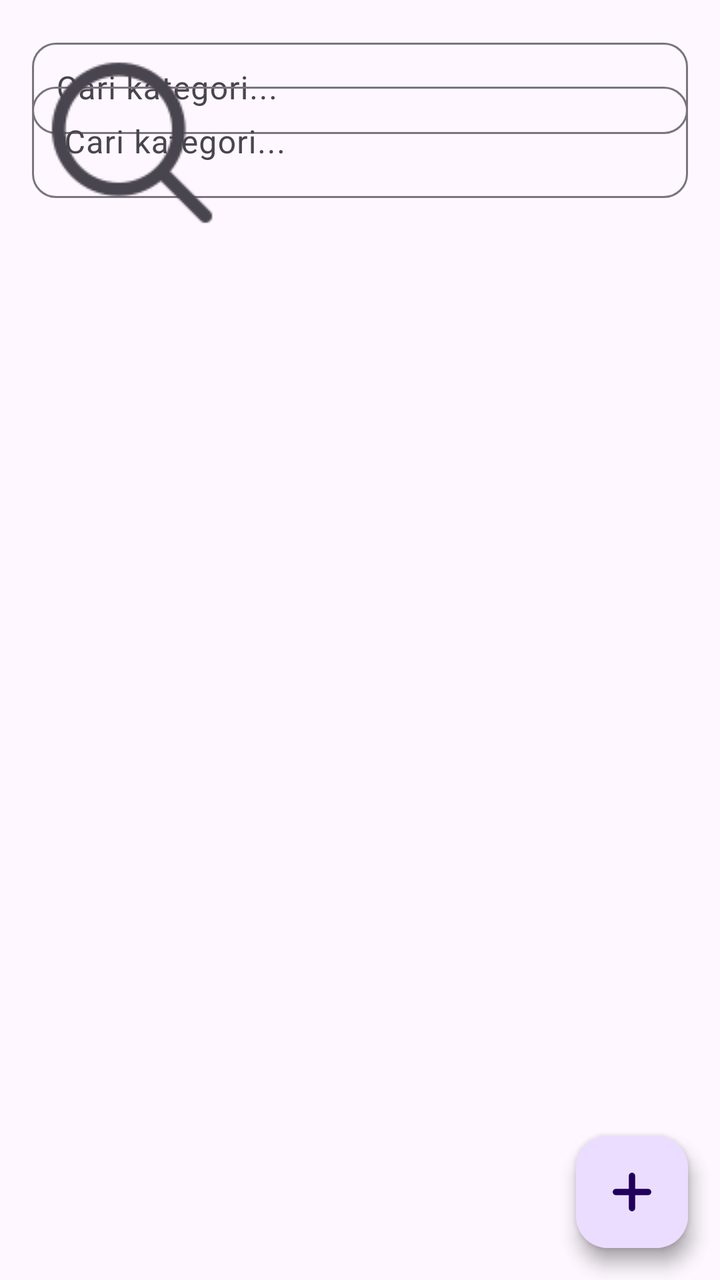
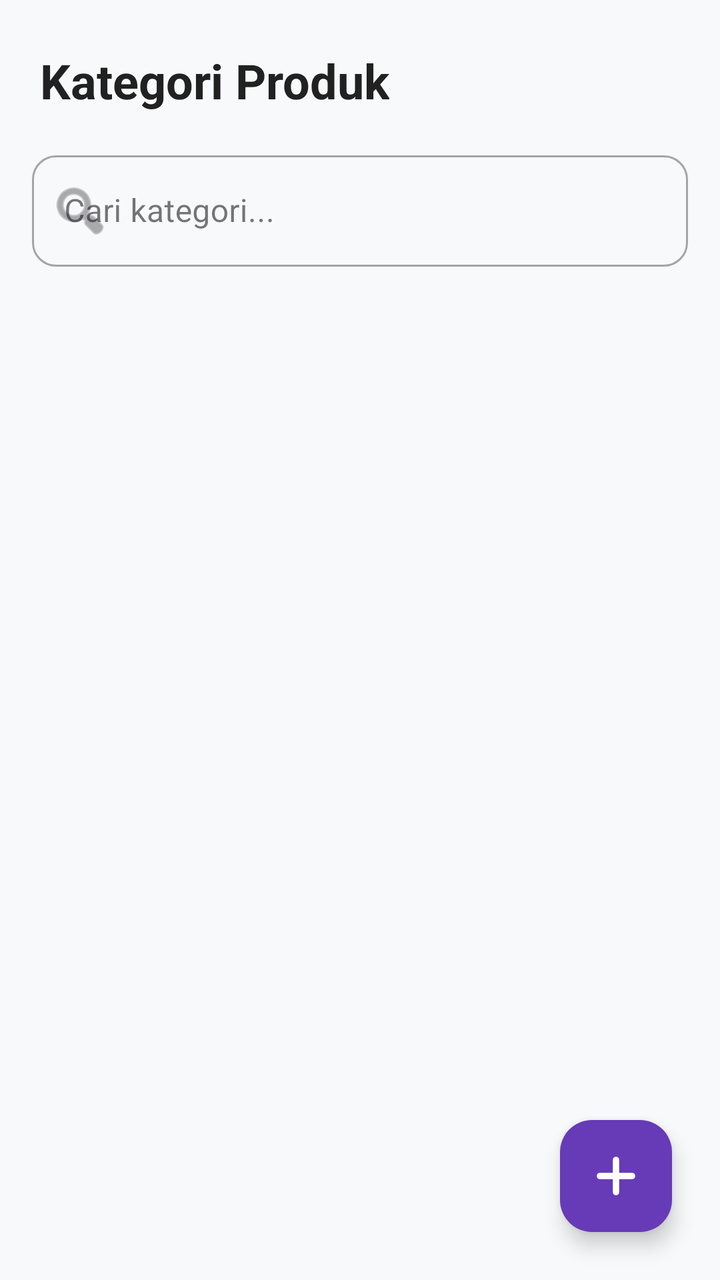

Before-and-after screenshots of an Android layout around one commit, followed by the original layout XML and the change that was made.
<!-- AndroidManifest.xml: application theme Theme.Penjualan -->
<!-- res/layout/activity_data_kategori.xml -->
<?xml version="1.0" encoding="utf-8"?>
<androidx.constraintlayout.widget.ConstraintLayout
    xmlns:android="http://schemas.android.com/apk/res/android"
    xmlns:app="http://schemas.android.com/apk/res-auto"
    xmlns:tools="http://schemas.android.com/tools"
    android:id="@+id/main"
    android:layout_width="match_parent"
    android:layout_height="match_parent">

    
    <androidx.core.widget.NestedScrollView
        android:id="@+id/nestedScroll"
        android:layout_width="0dp"
        android:layout_height="0dp"
        android:fillViewport="true"
        app:layout_constraintTop_toTopOf="parent"
        app:layout_constraintBottom_toBottomOf="parent"
        app:layout_constraintStart_toStartOf="parent"
        app:layout_constraintEnd_toEndOf="parent">

        <LinearLayout
            android:layout_width="match_parent"
            android:layout_height="wrap_content"
            android:orientation="vertical">

            
            <com.google.android.material.textfield.TextInputLayout
                android:id="@+id/tilSearch"
                android:layout_width="match_parent"
                android:layout_height="wrap_content"
                android:layout_margin="16dp"
                app:boxCornerRadiusTopStart="12dp"
                app:boxCornerRadiusTopEnd="12dp"
                app:boxCornerRadiusBottomStart="12dp"
                app:boxCornerRadiusBottomEnd="12dp">

                <com.google.android.material.textfield.TextInputEditText
                    android:id="@+id/etSearch"
                    android:layout_width="match_parent"
                    android:layout_height="wrap_content"
                    android:hint="Cari kategori..."
                    android:inputType="text"
                    android:padding="12dp"/>
            </com.google.android.material.textfield.TextInputLayout>

            
            <androidx.recyclerview.widget.RecyclerView
                android:id="@+id/rvData_Kategori"
                android:layout_width="match_parent"
                android:layout_height="wrap_content"
                android:nestedScrollingEnabled="false"
                android:paddingBottom="80dp"
                tools:listitem="@layout/item_data_kategori"/>
        </LinearLayout>
    </androidx.core.widget.NestedScrollView>

    
    <com.google.android.material.floatingactionbutton.FloatingActionButton
        android:id="@+id/fabAdd"
        android:layout_width="wrap_content"
        android:layout_height="wrap_content"
        android:layout_margin="16dp"
        android:contentDescription="Tambah Kategori"
        app:layout_constraintBottom_toBottomOf="parent"
        app:layout_constraintEnd_toEndOf="parent"/>

    <com.google.android.material.textfield.TextInputLayout
        android:id="@+id/searchLayout"
        android:layout_width="0dp"
        android:layout_height="wrap_content"
        android:layout_margin="16dp"
        app:boxCornerRadiusTopStart="12dp"
        app:boxCornerRadiusTopEnd="12dp"
        app:boxCornerRadiusBottomStart="12dp"
        app:boxCornerRadiusBottomEnd="12dp"
        app:startIconDrawable="@drawable/ic_search"
        app:layout_constraintTop_toTopOf="parent"
        app:layout_constraintStart_toStartOf="parent"
        app:layout_constraintEnd_toEndOf="parent">

        <com.google.android.material.textfield.TextInputEditText
            android:id="@+id/etSearchKategori"
            android:layout_width="match_parent"
            android:layout_height="wrap_content"
            android:hint="Cari kategori..."
            android:inputType="text"/>
    </com.google.android.material.textfield.TextInputLayout>

    <androidx.recyclerview.widget.RecyclerView
        android:id="@+id/rvData_Kategori"
        android:layout_width="match_parent"
        android:layout_height="0dp"
        android:layout_marginTop="4dp"
        android:contentDescription="Lihat Kategori"
        app:layout_constraintBottom_toBottomOf="parent"
        app:layout_constraintEnd_toEndOf="parent"
        app:layout_constraintHorizontal_bias="1.0"
        app:layout_constraintStart_toStartOf="parent"
        app:layout_constraintTop_toBottomOf="@+id/searchLayout"
        app:layout_constraintVertical_bias="0.0"
        tools:listitem="@layout/item_data_kategori" />

    <com.google.android.material.floatingactionbutton.FloatingActionButton
        android:id="@+id/fabTambahKategori"
        android:layout_width="wrap_content"
        android:layout_height="wrap_content"
        android:layout_marginEnd="16dp"
        android:layout_marginBottom="16dp"
        android:contentDescription="Tambah Kategori"
        android:src="@drawable/ic_plus"
        app:layout_constraintBottom_toBottomOf="parent"
        app:layout_constraintEnd_toEndOf="parent"/>


</androidx.constraintlayout.widget.ConstraintLayout>
<!-- res/layout/item_data_kategori.xml (included above) -->
<?xml version="1.0" encoding="utf-8"?>
<com.google.android.material.card.MaterialCardView xmlns:android="http://schemas.android.com/apk/res/android"
    xmlns:app="http://schemas.android.com/apk/res-auto"
    xmlns:tools="http://schemas.android.com/tools"
    android:id="@+id/cardKategori"
    android:layout_width="match_parent"
    android:layout_height="wrap_content"
    android:layout_marginHorizontal="8dp"
    android:layout_marginVertical="6dp"
    android:clickable="true"
    android:focusable="true"
    android:foreground="?attr/selectableItemBackground"
    app:cardCornerRadius="16dp"
    app:cardElevation="2dp"
    app:strokeWidth="1dp">

    <androidx.constraintlayout.widget.ConstraintLayout
        android:layout_width="match_parent"
        android:layout_height="wrap_content"
        android:padding="16dp">

        
        <ImageView
            android:id="@+id/imgKategori"
            android:layout_width="40dp"
            android:layout_height="40dp"
            android:padding="8dp"
            android:src="@drawable/ic_kategori"
            app:layout_constraintBottom_toBottomOf="parent"
            app:layout_constraintStart_toStartOf="parent"
            app:layout_constraintTop_toTopOf="parent" />

        <TextView
            android:id="@+id/tvNamaKategori"
            android:layout_width="0dp"
            android:layout_height="wrap_content"
            android:text="Kategori"
            android:textSize="16sp"
            android:textStyle="bold"
            android:textColor="#010101"
            android:layout_marginStart="12dp"
            app:layout_constraintStart_toEndOf="@id/imgKategori"
            app:layout_constraintTop_toTopOf="parent"
            app:layout_constraintBottom_toBottomOf="parent"
            app:layout_constraintEnd_toStartOf="@id/chipStatus"/>

        
        <com.google.android.material.chip.Chip
            android:id="@+id/chipStatus"
            android:layout_width="wrap_content"
            android:layout_height="wrap_content"
            android:text="Aktif"
            android:textSize="12sp"
            app:chipCornerRadius="12dp"
            app:chipStrokeWidth="1dp"
            app:layout_constraintEnd_toEndOf="parent"
            app:layout_constraintTop_toTopOf="parent"
            app:layout_constraintBottom_toBottomOf="parent"/>

    </androidx.constraintlayout.widget.ConstraintLayout>

</com.google.android.material.card.MaterialCardView>
<!-- resources referenced by this layout -->
<resources>
  <!-- drawable ic_kategori: png bitmap (drawable, 1034 bytes) -->
  <!-- drawable ic_plus: png bitmap (drawable, 815 bytes) -->
  <!-- drawable ic_search: png bitmap (drawable, 2161 bytes) -->
  <style name="Theme.Penjualan" parent="Base.Theme.Penjualan" />
  <style name="Base.Theme.Penjualan" parent="Theme.Material3.DayNight.NoActionBar">
          
          
      </style>
</resources>

<!-- the commit's change to res/layout/activity_data_kategori.xml (unified diff, before → after) -->
@@ -5,112 +5,68 @@
     xmlns:tools="http://schemas.android.com/tools"
     android:id="@+id/main"
     android:layout_width="match_parent"
-    android:layout_height="match_parent">
+    android:layout_height="match_parent"
+    android:background="#F8F9FA"> <androidx.core.widget.NestedScrollView
+    android:id="@+id/nestedScroll"
+    android:layout_width="match_parent"
+    android:layout_height="match_parent"
+    android:fillViewport="true">
 
-    
-    <androidx.core.widget.NestedScrollView
-        android:id="@+id/nestedScroll"
-        android:layout_width="0dp"
-        android:layout_height="0dp"
-        android:fillViewport="true"
-        app:layout_constraintTop_toTopOf="parent"
-        app:layout_constraintBottom_toBottomOf="parent"
-        app:layout_constraintStart_toStartOf="parent"
-        app:layout_constraintEnd_toEndOf="parent">
+    <LinearLayout
+        android:layout_width="match_parent"
+        android:layout_height="wrap_content"
+        android:orientation="vertical"
+        android:paddingBottom="80dp"> <TextView
+        android:layout_width="wrap_content"
+        android:layout_height="wrap_content"
+        android:text="Kategori Produk"
+        android:textSize="24sp"
+        android:textStyle="bold"
+        android:textColor="#212121"
+        android:layout_marginHorizontal="20dp"
+        android:layout_marginTop="24dp"/>
 
-        <LinearLayout
+        <com.google.android.material.textfield.TextInputLayout
+            android:id="@+id/tilSearch"
+            style="@style/Widget.MaterialComponents.TextInputLayout.OutlinedBox"
             android:layout_width="match_parent"
             android:layout_height="wrap_content"
-            android:orientation="vertical">
+            android:layout_margin="16dp"
+            app:startIconDrawable="@android:drawable/ic_menu_search"
+            app:boxCornerRadiusTopStart="12dp"
+            app:boxCornerRadiusTopEnd="12dp"
+            app:boxCornerRadiusBottomStart="12dp"
+            app:boxCornerRadiusBottomEnd="12dp">
 
-            
-            <com.google.android.material.textfield.TextInputLayout
-                android:id="@+id/tilSearch"
+            <com.google.android.material.textfield.TextInputEditText
+                android:id="@+id/etSearch"
                 android:layout_width="match_parent"
                 android:layout_height="wrap_content"
-                android:layout_margin="16dp"
-                app:boxCornerRadiusTopStart="12dp"
-                app:boxCornerRadiusTopEnd="12dp"
-                app:boxCornerRadiusBottomStart="12dp"
-                app:boxCornerRadiusBottomEnd="12dp">
+                android:hint="Cari kategori..."
+                android:inputType="text" />
+        </com.google.android.material.textfield.TextInputLayout>
 
-                <com.google.android.material.textfield.TextInputEditText
-                    android:id="@+id/etSearch"
-                    android:layout_width="match_parent"
-                    android:layout_height="wrap_content"
-                    android:hint="Cari kategori..."
-                    android:inputType="text"
-                    android:padding="12dp"/>
-            </com.google.android.material.textfield.TextInputLayout>
+        <androidx.recyclerview.widget.RecyclerView
+            android:id="@+id/rvKategori"
+            android:layout_width="match_parent"
+            android:layout_height="wrap_content"
+            android:layout_marginHorizontal="16dp"
+            android:nestedScrollingEnabled="false"
+            tools:listitem="@layout/item_data_kategori" />
+    </LinearLayout>
+</androidx.core.widget.NestedScrollView>
 
-            
-            <androidx.recyclerview.widget.RecyclerView
-                android:id="@+id/rvData_Kategori"
-                android:layout_width="match_parent"
-                android:layout_height="wrap_content"
-                android:nestedScrollingEnabled="false"
-                android:paddingBottom="80dp"
-                tools:listitem="@layout/item_data_kategori"/>
-        </LinearLayout>
-    </androidx.core.widget.NestedScrollView>
-
-    
     <com.google.android.material.floatingactionbutton.FloatingActionButton
         android:id="@+id/fabAdd"
         android:layout_width="wrap_content"
         android:layout_height="wrap_content"
-        android:layout_margin="16dp"
+        android:layout_margin="24dp"
         android:contentDescription="Tambah Kategori"
+        android:src="@drawable/ic_plus"
+        app:tint="@android:color/white"
+        app:backgroundTint="#673AB7"
         app:layout_constraintBottom_toBottomOf="parent"
         app:layout_constraintEnd_toEndOf="parent"/>
-
-    <com.google.android.material.textfield.TextInputLayout
-        android:id="@+id/searchLayout"
-        android:layout_width="0dp"
-        android:layout_height="wrap_content"
-        android:layout_margin="16dp"
-        app:boxCornerRadiusTopStart="12dp"
-        app:boxCornerRadiusTopEnd="12dp"
-        app:boxCornerRadiusBottomStart="12dp"
-        app:boxCornerRadiusBottomEnd="12dp"
-        app:startIconDrawable="@drawable/ic_search"
-        app:layout_constraintTop_toTopOf="parent"
-        app:layout_constraintStart_toStartOf="parent"
-        app:layout_constraintEnd_toEndOf="parent">
-
-        <com.google.android.material.textfield.TextInputEditText
-            android:id="@+id/etSearchKategori"
-            android:layout_width="match_parent"
-            android:layout_height="wrap_content"
-            android:hint="Cari kategori..."
-            android:inputType="text"/>
-    </com.google.android.material.textfield.TextInputLayout>
-
-    <androidx.recyclerview.widget.RecyclerView
-        android:id="@+id/rvData_Kategori"
-        android:layout_width="match_parent"
-        android:layout_height="0dp"
-        android:layout_marginTop="4dp"
-        android:contentDescription="Lihat Kategori"
-        app:layout_constraintBottom_toBottomOf="parent"
-        app:layout_constraintEnd_toEndOf="parent"
-        app:layout_constraintHorizontal_bias="1.0"
-        app:layout_constraintStart_toStartOf="parent"
-        app:layout_constraintTop_toBottomOf="@+id/searchLayout"
-        app:layout_constraintVertical_bias="0.0"
-        tools:listitem="@layout/item_data_kategori" />
-
-    <com.google.android.material.floatingactionbutton.FloatingActionButton
-        android:id="@+id/fabTambahKategori"
-        android:layout_width="wrap_content"
-        android:layout_height="wrap_content"
-        android:layout_marginEnd="16dp"
-        android:layout_marginBottom="16dp"
-        android:contentDescription="Tambah Kategori"
-        android:src="@drawable/ic_plus"
-        app:layout_constraintBottom_toBottomOf="parent"
-        app:layout_constraintEnd_toEndOf="parent"/>
-
 
 </androidx.constraintlayout.widget.ConstraintLayout>
 <!-- res/layout/item_data_kategori.xml (included above) -->
<!-- resource entries referenced after the edit -->
@@ -2,7 +2,6 @@
 <resources>
   <!-- drawable ic_kategori: png bitmap (drawable, 1034 bytes) -->
   <!-- drawable ic_plus: png bitmap (drawable, 815 bytes) -->
-  <!-- drawable ic_search: png bitmap (drawable, 2161 bytes) -->
   <style name="Theme.Penjualan" parent="Base.Theme.Penjualan" />
   <style name="Base.Theme.Penjualan" parent="Theme.Material3.DayNight.NoActionBar">
           
